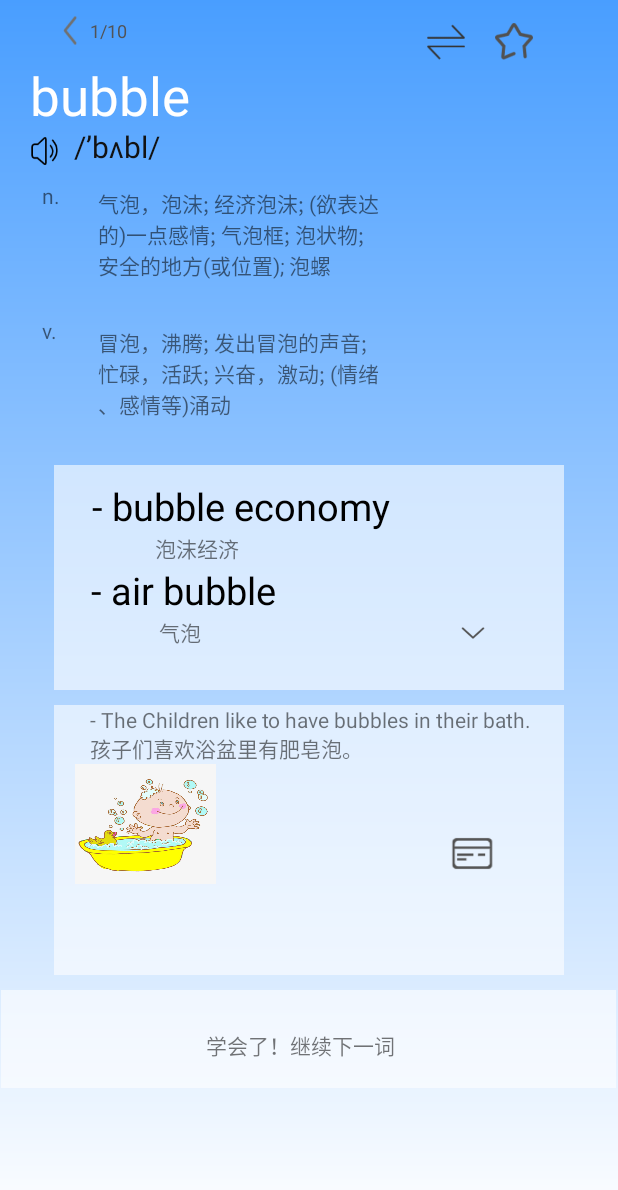
After one commit to Neo0214/CustomizableReciteWordsApp, an Android app: the ComplexActivity_1 screen opened directly, with no data from a screen before it, on a phone screen of 412 x 824 dp. The commit adds this screen. Shown: the top 1190 px of the screen. Run offline under Robolectric (Android 15) with nearby library versions, the phone set to English and light mode, and no system bars.

Commit message:
'增加了一些页面跳转和音频播放'

```diff
--- /dev/null
+++ b/app/src/main/java/com/example/customizablerecitewordsapp/ComplexActivity_1.java
@@ -0,0 +1,21 @@
+package com.example.customizablerecitewordsapp;
+
+import androidx.appcompat.app.AppCompatActivity;
+
+import android.os.Bundle;
+import android.view.View;
+import com.tools.Controller;
+
+public class ComplexActivity_1 extends AppCompatActivity {
+
+    Controller controller;
+
+    @Override
+    protected void onCreate(Bundle savedInstanceState) {
+        super.onCreate(savedInstanceState);
+        setContentView(R.layout.activity_complex);
+        controller=new Controller(this);
+
+
+    }
+}
--- a/app/src/main/java/com/tools/Controller.java
+++ b/app/src/main/java/com/tools/Controller.java
@@ -69,9 +69,8 @@ public class Controller {
 
     }
 
-    /* 播放音频，parameter: 音频名称 */
-    public void playSound(String soundName){
-        int audioID=activity.getResources().getIdentifier(soundName,"id", activity.getPackageCodePath());
+    /* 播放音频，parameter: 音频ID */
+    public void playSound(int audioID){
         audioHandler.playAudio(activity,audioID);
     }
 
--- /dev/null
+++ b/app/src/main/res/layout/activity_complex.xml
@@ -0,0 +1,372 @@
+<?xml version="1.0" encoding="utf-8"?>
+<androidx.constraintlayout.widget.ConstraintLayout xmlns:android="http://schemas.android.com/apk/res/android"
+    xmlns:app="http://schemas.android.com/apk/res-auto"
+    xmlns:tools="http://schemas.android.com/tools"
+    android:layout_width="match_parent"
+    android:layout_height="match_parent"
+    tools:context=".ComplexActivity_1">
+
+    <LinearLayout
+        android:layout_width="match_parent"
+        android:layout_height="match_parent"
+        android:background="@drawable/gradient_background"
+        android:orientation="horizontal"
+        app:layout_constraintBottom_toBottomOf="parent"
+        tools:layout_editor_absoluteX="92dp">
+
+        <ImageView
+            android:id="@+id/rectangle_1"
+            android:layout_width="23dp"
+            android:layout_height="30dp"
+            android:layout_alignParentLeft="true"
+            android:layout_alignParentTop="true"
+            android:layout_marginLeft="35dp"
+            android:layout_marginTop="5dp"
+            android:background="@drawable/rectangle_1" />
+
+        <TextView
+            android:id="@+id/some_id"
+            android:layout_width="wrap_content"
+            android:layout_height="wrap_content"
+            android:layout_alignParentLeft="true"
+            android:layout_alignParentTop="true"
+            android:layout_marginLeft="1dp"
+            android:layout_marginTop="12dp"
+            android:gravity="top"
+            android:text="@string/some_id"
+            android:textAppearance="@style/some_id" />
+
+        <ImageView
+            android:id="@+id/change"
+            android:layout_width="25dp"
+            android:layout_height="25dp"
+            android:layout_alignParentLeft="true"
+            android:layout_alignParentTop="true"
+            android:layout_marginLeft="200dp"
+            android:layout_marginTop="15dp"
+            android:background="@drawable/change" />
+
+        <ImageView
+            android:id="@+id/fav"
+            android:layout_width="25dp"
+            android:layout_height="25dp"
+            android:layout_alignParentLeft="true"
+            android:layout_alignParentTop="true"
+            android:layout_marginLeft="20dp"
+            android:layout_marginTop="15dp"
+            android:background="@drawable/fav" />
+
+    </LinearLayout>
+
+    <LinearLayout
+        android:layout_width="match_parent"
+        android:layout_height="match_parent"
+        android:orientation="vertical"
+        app:layout_constraintBottom_toBottomOf="parent"
+        tools:layout_editor_absoluteX="90dp">
+
+        <TextView
+            android:id="@+id/bubble"
+            android:layout_width="134dp"
+            android:layout_height="39dp"
+            android:layout_alignParentLeft="true"
+            android:layout_alignParentTop="true"
+            android:layout_marginLeft="20dp"
+            android:layout_marginTop="40dp"
+            android:gravity="top"
+            android:text="@string/bubble"
+            android:textAppearance="@style/bubble" />
+    </LinearLayout>
+
+    <LinearLayout
+        android:layout_width="match_parent"
+        android:layout_height="match_parent"
+        android:orientation="horizontal"
+        app:layout_constraintBottom_toBottomOf="parent"
+        tools:layout_editor_absoluteX="90dp">
+
+        <ImageView
+            android:id="@+id/voice"
+            android:layout_width="19dp"
+            android:layout_height="21dp"
+            android:layout_alignParentLeft="true"
+            android:layout_marginLeft="20dp"
+            android:layout_alignParentTop="true"
+            android:layout_marginTop="90dp"
+            android:background="@drawable/voice"
+            />
+
+        <TextView
+            android:id="@+id/b_bl_"
+            android:layout_width="wrap_content"
+            android:layout_height="wrap_content"
+            android:layout_alignParentLeft="true"
+            android:layout_alignParentTop="true"
+            android:layout_marginLeft="10dp"
+            android:layout_marginTop="84dp"
+            android:gravity="top"
+            android:text="@string/b_bl_"
+            android:textAppearance="@style/b_bl_" />
+    </LinearLayout>
+
+    <LinearLayout
+        android:layout_width="match_parent"
+        android:layout_height="match_parent"
+        android:orientation="horizontal"
+        app:layout_constraintBottom_toBottomOf="parent"
+        tools:layout_editor_absoluteX="90dp">
+
+        <TextView
+            android:id="@+id/n_"
+            android:layout_width="32dp"
+            android:layout_height="28dp"
+            android:layout_alignParentLeft="true"
+            android:layout_marginLeft="28dp"
+            android:layout_alignParentTop="true"
+            android:layout_marginTop="120dp"
+            android:text="@string/n_"
+
+            android:gravity="top"
+            />
+
+        <TextView
+            android:id="@+id/n_explain"
+            android:layout_width="280dp"
+            android:layout_height="83dp"
+            android:layout_alignParentLeft="true"
+            android:layout_marginLeft="5dp"
+            android:layout_alignParentTop="true"
+            android:layout_marginTop="125dp"
+            android:text="@string/n_explain"
+
+            android:gravity="top"
+            />
+    </LinearLayout>
+
+    <LinearLayout
+        android:layout_width="match_parent"
+        android:layout_height="match_parent"
+        android:orientation="horizontal"
+        app:layout_constraintBottom_toBottomOf="parent"
+        tools:layout_editor_absoluteX="90dp">
+
+        <TextView
+            android:id="@+id/v_"
+            android:layout_width="32dp"
+            android:layout_height="28dp"
+            android:layout_alignParentLeft="true"
+            android:layout_marginLeft="28dp"
+            android:layout_alignParentTop="true"
+            android:layout_marginTop="210dp"
+            android:text="@string/v_"
+
+            android:gravity="top"
+            />
+
+        <TextView
+            android:id="@+id/v_explain"
+            android:layout_width="280dp"
+            android:layout_height="83dp"
+            android:layout_alignParentLeft="true"
+            android:layout_marginLeft="5dp"
+            android:layout_alignParentTop="true"
+            android:layout_marginTop="218dp"
+            android:text="@string/v_explain"
+
+            android:gravity="top"
+            />
+
+    </LinearLayout>
+
+    <LinearLayout
+        android:layout_width="match_parent"
+        android:layout_height="match_parent"
+        android:orientation="vertical"
+        app:layout_constraintBottom_toBottomOf="parent"
+        tools:layout_editor_absoluteX="90dp">
+
+        <LinearLayout
+            android:layout_width="340dp"
+            android:layout_height="150dp"
+            android:background="@color/white"
+            android:alpha="0.6"
+            android:layout_alignParentLeft="true"
+            android:layout_marginLeft="0dp"
+            android:layout_alignParentTop="true"
+            android:layout_marginTop="310dp"
+            android:orientation="vertical"
+            android:layout_gravity="center">
+        </LinearLayout>
+
+        <TextView
+            android:id="@+id/dy_1"
+            android:layout_width="222dp"
+            android:layout_height="wrap_content"
+            android:layout_alignParentLeft="true"
+            android:layout_alignParentTop="true"
+            android:layout_marginLeft="50dp"
+            android:layout_marginTop="-140dp"
+            android:text="- bubble economy"
+            android:textAlignment="center"
+            android:textColor="@color/black"
+            android:textSize="25dp" />
+
+        <TextView
+            android:id="@+id/dy_1_1"
+            android:layout_width="103dp"
+            android:layout_height="wrap_content"
+            android:layout_alignParentLeft="true"
+            android:layout_alignParentTop="true"
+            android:layout_marginLeft="80dp"
+            android:layout_marginTop="0dp"
+            android:text="泡沫经济"
+            android:textAlignment="center"
+            />
+
+        <TextView
+            android:id="@+id/dy_2"
+            android:layout_width="174dp"
+            android:layout_height="wrap_content"
+            android:layout_alignParentLeft="true"
+            android:layout_alignParentTop="true"
+            android:layout_marginLeft="35dp"
+            android:layout_marginTop="0dp"
+            android:text="- air bubble"
+            android:textAlignment="center"
+            android:textColor="@color/black"
+            android:textSize="25dp" />
+
+        <TextView
+            android:id="@+id/dy_2_1"
+            android:layout_width="80dp"
+            android:layout_height="wrap_content"
+            android:layout_alignParentLeft="true"
+            android:layout_alignParentTop="true"
+            android:layout_marginLeft="80dp"
+            android:layout_marginTop="0dp"
+            android:text="气泡"
+            android:textAlignment="center"
+            />
+
+        <ImageView
+            android:id="@+id/vector"
+            android:layout_width="20dp"
+            android:layout_height="20dp"
+            android:layout_alignParentLeft="true"
+            android:layout_marginLeft="305dp"
+            android:layout_alignParentTop="true"
+            android:layout_marginTop="-20dp"
+            android:background="@drawable/vector"
+            />
+
+    </LinearLayout>
+
+    <LinearLayout
+        android:layout_width="match_parent"
+        android:layout_height="match_parent"
+        android:orientation="vertical"
+        app:layout_constraintBottom_toBottomOf="parent"
+        tools:layout_editor_absoluteX="90dp">
+
+        <LinearLayout
+            android:layout_width="340dp"
+            android:layout_height="180dp"
+            android:background="@color/white"
+            android:alpha="0.6"
+            android:layout_alignParentLeft="true"
+            android:layout_marginLeft="0dp"
+            android:layout_alignParentTop="true"
+            android:layout_marginTop="470dp"
+            android:orientation="vertical"
+            android:layout_gravity="center">
+        </LinearLayout>
+
+        <TextView
+            android:id="@+id/the_children"
+            android:layout_width="323dp"
+            android:layout_height="wrap_content"
+            android:layout_alignParentLeft="true"
+            android:layout_alignParentTop="true"
+            android:layout_marginLeft="60dp"
+            android:layout_marginTop="-180dp"
+            android:gravity="top"
+            android:text="@string/the_children"
+            />
+
+        <ImageView
+            android:id="@+id/children_bath"
+            android:layout_width="94dp"
+            android:layout_height="80dp"
+            android:layout_alignParentLeft="true"
+            android:layout_marginLeft="50dp"
+            android:layout_alignParentTop="true"
+            android:layout_marginTop="0dp"
+            android:background="@drawable/children_bath"
+            />
+
+        <ImageView
+            android:id="@+id/sentence_card"
+            android:layout_width="30dp"
+            android:layout_height="30dp"
+            android:layout_alignParentLeft="true"
+            android:layout_marginLeft="300dp"
+            android:layout_alignParentTop="true"
+            android:layout_marginTop="-35dp"
+            android:background="@drawable/sentence_card"
+            />
+
+    </LinearLayout>
+
+    <LinearLayout
+        android:layout_width="match_parent"
+        android:layout_height="match_parent"
+        android:orientation="vertical"
+        app:layout_constraintBottom_toBottomOf="parent"
+        tools:layout_editor_absoluteX="90dp">
+
+        <LinearLayout
+            android:layout_width="410dp"
+            android:layout_height="65dp"
+            android:layout_alignParentLeft="true"
+            android:layout_alignParentTop="true"
+            android:layout_gravity="center"
+            android:layout_marginLeft="0dp"
+            android:layout_marginTop="660dp"
+            android:alpha="0.6"
+            android:background="@color/white"
+            android:orientation="vertical">
+        </LinearLayout>
+
+        <TextView
+            android:id="@+id/right"
+            android:layout_width="210dp"
+            android:layout_height="34dp"
+            android:layout_alignParentLeft="true"
+            android:layout_marginLeft="95dp"
+            android:layout_alignParentTop="true"
+            android:layout_marginTop="-45dp"
+            android:text="@string/right"
+            android:textAlignment="center"
+            android:gravity="center"
+            />
+    </LinearLayout>
+
+    <!--    <LinearLayout-->
+    <!--        android:layout_width="match_parent"-->
+    <!--        android:layout_height="match_parent"-->
+    <!--        android:orientation="horizontal"-->
+    <!--        app:layout_constraintBottom_toBottomOf="parent"-->
+    <!--        tools:layout_editor_absoluteX="90dp">-->
+    <!--        <ImageView-->
+    <!--            android:id="@+id/rectangle_2_1"-->
+    <!--            android:layout_width="320dp"-->
+    <!--            android:layout_height="123dp"-->
+    <!--            android:layout_alignParentLeft="true"-->
+    <!--            android:layout_marginLeft="20dp"-->
+    <!--            android:layout_alignParentTop="true"-->
+    <!--            android:layout_marginTop="380dp"-->
+    <!--            android:background="@drawable/rectangle_2_1"-->
+    <!--            />-->
+    <!--    </LinearLayout>-->
+
+</androidx.constraintlayout.widget.ConstraintLayout>
--- a/app/src/main/res/layout/brief_activity.xml
+++ b/app/src/main/res/layout/brief_activity.xml
@@ -3,6 +3,7 @@
     xmlns:app="http://schemas.android.com/apk/res-auto"
     android:layout_width="match_parent"
     android:layout_height="match_parent">
+
 
     <LinearLayout
         android:layout_width="match_parent"
@@ -71,11 +72,12 @@
             android:orientation="horizontal">
 
             <ImageView
-                android:id="@+id/imageView10"
+                android:id="@+id/sound"
                 android:layout_width="25dp"
                 android:layout_height="25dp"
                 android:layout_marginLeft="130dp"
                 android:layout_marginTop="5dp"
+                android:clickable="true"
                 app:srcCompat="@drawable/voice" />
 
             <TextView
--- a/app/src/main/res/values/strings.xml
+++ b/app/src/main/res/values/strings.xml
@@ -26,8 +26,6 @@
     <string name="kite_ch">n.风筝</string>
 
 
-
-
     <string name="n_">n.</string>
     <string name="n_explain">气泡，泡沫; 经济泡沫; (欲表达\n的)一点感情; 气泡框; 泡状物; \n安全的地方(或位置); 泡螺\n</string>
     <string name="v_">v.</string>
```
Also changed, not shown: app/src/main/AndroidManifest.xml (+15 -13 lines), app/src/main/java/com/example/customizablerecitewordsapp/BriefActivity.java (+7 -2 lines), app/src/main/java/com/example/customizablerecitewordsapp/BriefActivity_1.java (added, +19 -0 lines), app/src/main/java/com/example/customizablerecitewordsapp/ComplexActivity.java (+21 -2 lines), app/src/main/res/layout/activity_brief.xml (added, +224 -0 lines), app/src/main/res/layout/complex_activity.xml (+12 -9 lines), 1 other file.
